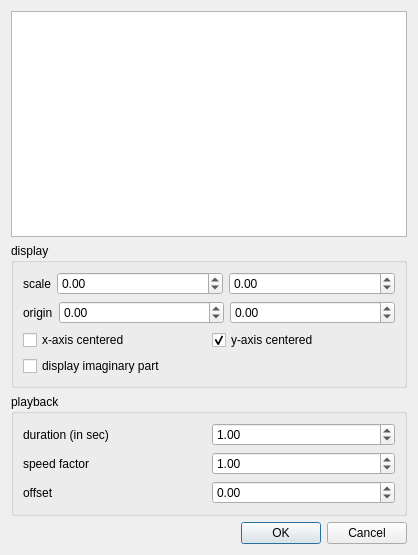
First picture: the form in ui/functiondisplayoptions.ui, repository EsGeh/function-graph-explorer, before the edit.
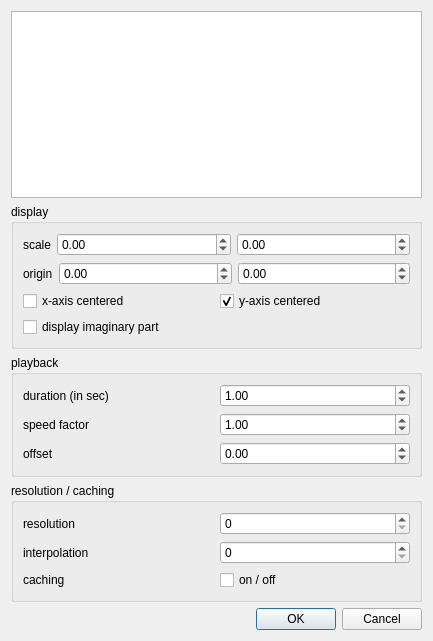
Second picture: the form after the edit.

Commit message: resolution/interpolation/caching can set via gui for every func

```diff
--- a/ui/functiondisplayoptions.ui
+++ b/ui/functiondisplayoptions.ui
@@ -6,8 +6,8 @@
    <rect>
     <x>0</x>
     <y>0</y>
-    <width>418</width>
-    <height>555</height>
+    <width>433</width>
+    <height>641</height>
    </rect>
   </property>
   <property name="windowTitle">
@@ -233,6 +233,84 @@
      </layout>
     </widget>
    </item>
+   <item>
+    <widget class="QGroupBox" name="displayBox_2">
+     <property name="title">
+      <string>resolution / caching</string>
+     </property>
+     <layout class="QVBoxLayout" name="verticalLayout_5">
+      <item>
+       <layout class="QHBoxLayout" name="horizontalLayout_17" stretch="0,0">
+        <property name="sizeConstraint">
+         <enum>QLayout::SetMinimumSize</enum>
+        </property>
+        <item>
+         <widget class="QLabel" name="label_11">
+          <property name="text">
+           <string>resolution</string>
+          </property>
+         </widget>
+        </item>
+        <item>
+         <widget class="QSpinBox" name="resolution">
+          <property name="enabled">
+           <bool>true</bool>
+          </property>
+          <property name="maximum">
+           <number>48000</number>
+          </property>
+         </widget>
+        </item>
+       </layout>
+      </item>
+      <item>
+       <layout class="QHBoxLayout" name="horizontalLayout_19" stretch="0,0">
+        <property name="sizeConstraint">
+         <enum>QLayout::SetMinimumSize</enum>
+        </property>
+        <item>
+         <widget class="QLabel" name="label_13">
+          <property name="text">
+           <string>interpolation</string>
+          </property>
+         </widget>
+        </item>
+        <item>
+         <widget class="QSpinBox" name="interpolation">
+          <property name="enabled">
+           <bool>true</bool>
+          </property>
+          <property name="maximum">
+           <number>7</number>
+          </property>
+         </widget>
+        </item>
+       </layout>
+      </item>
+      <item>
+       <layout class="QHBoxLayout" name="horizontalLayout_18" stretch="0,0">
+        <property name="sizeConstraint">
+         <enum>QLayout::SetMinimumSize</enum>
+        </property>
+        <item>
+         <widget class="QLabel" name="label_12">
+          <property name="text">
+           <string>caching</string>
+          </property>
+         </widget>
+        </item>
+        <item>
+         <widget class="QCheckBox" name="caching">
+          <property name="text">
+           <string>on / off</string>
+          </property>
+         </widget>
+        </item>
+       </layout>
+      </item>
+     </layout>
+    </widget>
+   </item>
    <item>
     <widget class="QDialogButtonBox" name="buttonBox">
      <property name="orientation">
```
The commit also changes 14 other files.
